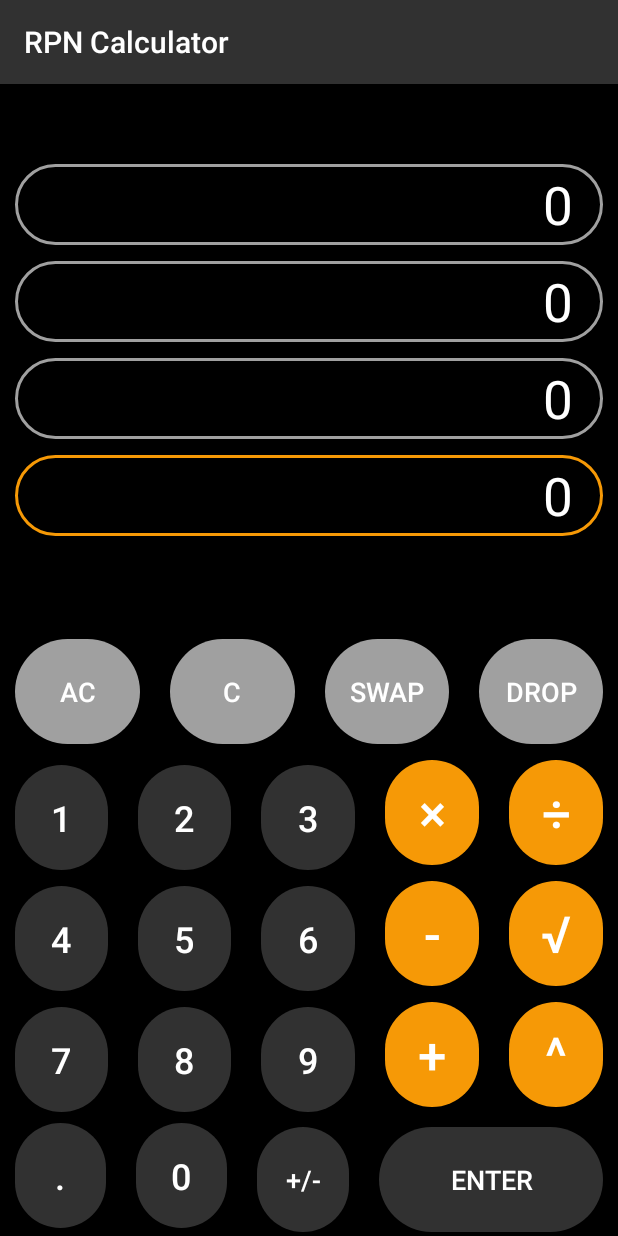
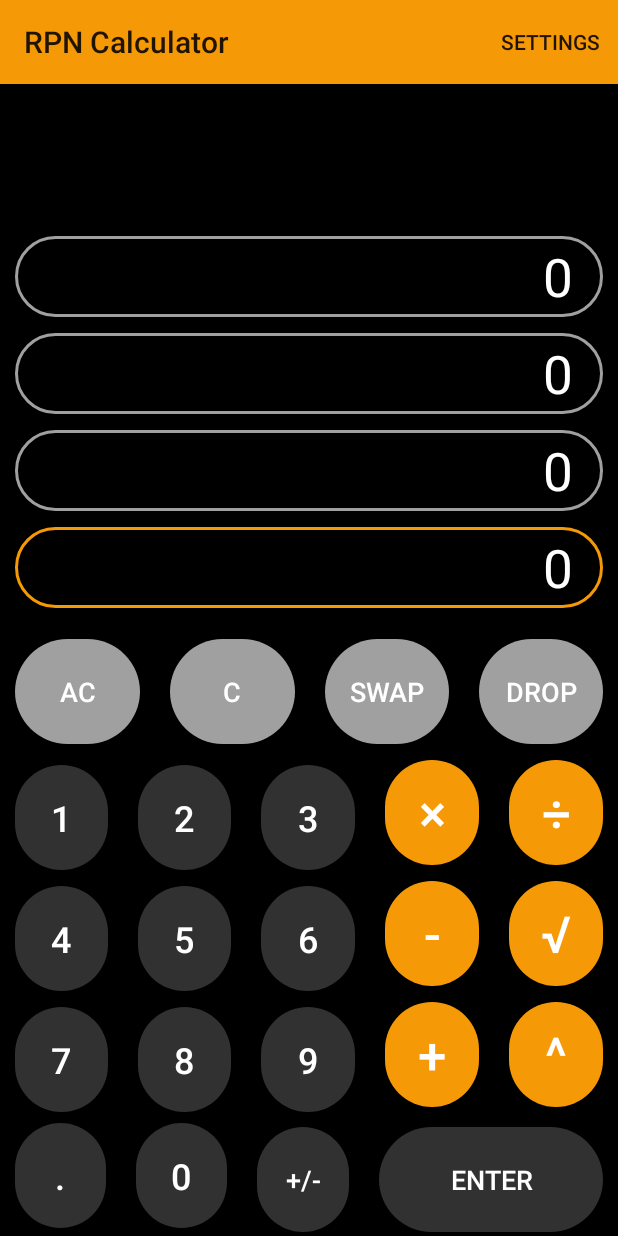
Before and after one commit to wachuuu/RPN-calculator, an Android app: the screen it shows after launch (MainActivity), on a phone screen of 412 x 824 dp. Run offline under Robolectric (Android 15) with nearby library versions, the phone set to English and light mode, and no system bars.

Commit message:
settings activity core

```diff
--- a/app/build.gradle
+++ b/app/build.gradle
@@ -37,6 +37,7 @@ dependencies {
     implementation 'androidx.appcompat:appcompat:1.4.1'
     implementation 'com.google.android.material:material:1.5.0'
     implementation 'androidx.constraintlayout:constraintlayout:2.1.3'
+    implementation 'androidx.preference:preference:1.1.1'
     testImplementation 'junit:junit:4.13.2'
     androidTestImplementation 'androidx.test.ext:junit:1.1.3'
     androidTestImplementation 'androidx.test.espresso:espresso-core:3.4.0'
--- a/app/src/main/java/com/example/rpncalc/MainActivity.kt
+++ b/app/src/main/java/com/example/rpncalc/MainActivity.kt
@@ -1,12 +1,15 @@
 package com.example.rpncalc
 
+import android.content.Intent
 import androidx.appcompat.app.AppCompatActivity
 import android.os.Bundle
+import android.view.Menu
+import android.view.MenuInflater
+import android.view.MenuItem
 import android.view.View
 import android.widget.Button
 import android.widget.TextView
 import java.util.*
-import kotlin.collections.ArrayList
 import kotlin.math.ceil
 import kotlin.math.floor
 import kotlin.math.pow
@@ -25,6 +28,20 @@ class MainActivity : AppCompatActivity() {
     override fun onCreate(savedInstanceState: Bundle?) {
         super.onCreate(savedInstanceState)
         setContentView(R.layout.activity_main)
+        val toolbar: androidx.appcompat.widget.Toolbar = findViewById(R.id.app_toolbar)
+        setSupportActionBar(toolbar)
+    }
+
+    override fun onCreateOptionsMenu(menu: Menu?): Boolean {
+        val inflater: MenuInflater = menuInflater
+        inflater.inflate(R.menu.menu, menu)
+        return super.onCreateOptionsMenu(menu)
+    }
+
+    override fun onOptionsItemSelected(item: MenuItem): Boolean {
+        val settingsIntent = Intent(this, AppSettings::class.java)
+        startActivity(settingsIntent)
+        return super.onOptionsItemSelected(item)
     }
 
     private fun checkIfWhole(number: Double): String {
--- a/app/src/main/res/layout/activity_main.xml
+++ b/app/src/main/res/layout/activity_main.xml
@@ -8,6 +8,10 @@
     tools:context=".MainActivity"
     tools:ignore="UsingOnClickInXml">
 
+    <include
+        android:id="@+id/app_toolbar"
+        layout="@layout/app_toolbar" />
+
     <LinearLayout
         android:id="@+id/linearLayout"
         android:layout_width="match_parent"
@@ -17,8 +21,7 @@
         app:layout_constraintBottom_toTopOf="@+id/tableLayout"
         app:layout_constraintEnd_toEndOf="parent"
         app:layout_constraintHorizontal_bias="0.5"
-        app:layout_constraintStart_toStartOf="parent"
-        app:layout_constraintTop_toTopOf="parent">
+        app:layout_constraintStart_toStartOf="parent">
 
         <TextView
             android:id="@+id/row3"
--- /dev/null
+++ b/app/src/main/res/layout/app_toolbar.xml
@@ -0,0 +1,7 @@
+<?xml version="1.0" encoding="utf-8"?>
+<androidx.appcompat.widget.Toolbar xmlns:android="http://schemas.android.com/apk/res/android"
+    android:layout_width="match_parent"
+    android:layout_height="wrap_content"
+    android:theme="@style/toolbar">
+
+</androidx.appcompat.widget.Toolbar>
--- /dev/null
+++ b/app/src/main/res/menu/menu.xml
@@ -0,0 +1,9 @@
+<?xml version="1.0" encoding="utf-8"?>
+<menu xmlns:android="http://schemas.android.com/apk/res/android"
+    xmlns:app="http://schemas.android.com/apk/res-auto">
+    <item
+        android:id="@+id/action_settings"
+        android:title="@string/menu_settings_title"
+        app:showAsAction="always">
+    </item>
+</menu>
--- a/app/src/main/res/values/strings.xml
+++ b/app/src/main/res/values/strings.xml
@@ -28,4 +28,7 @@
     <string name="sqrt">√</string>
     <string name="pow">^</string>
 
+    <string name="menu_settings_title">Settings</string>
+    <string name="title_activity_app_settings">Settings</string>
+
 </resources>
--- a/app/src/main/res/values/styles.xml
+++ b/app/src/main/res/values/styles.xml
@@ -1,6 +1,6 @@
 <?xml version="1.0" encoding="utf-8"?>
 <resources>
-    <style name="AppTheme" parent="Theme.AppCompat.Light.DarkActionBar">
+    <style name="AppTheme" parent="Theme.AppCompat.Light.NoActionBar">
         <item name="colorPrimary">@color/primary</item>
         <item name="colorPrimaryDark">@color/black</item>
         <item name="colorAccent">@color/accent</item>
@@ -9,4 +9,8 @@
     <style name="generalnotitle" parent="AppTheme">
         <item name="android:windowNoTitle">true</item>
     </style>
+
+    <style name="toolbar" parent="Theme.AppCompat.DayNight.NoActionBar">
+        <item name="android:background">@color/accent</item>
+    </style>
 </resources>
--- a/app/src/main/res/values/themes.xml
+++ b/app/src/main/res/values/themes.xml
@@ -1,13 +1,13 @@
 <resources xmlns:tools="http://schemas.android.com/tools">
     <!-- Base application theme. -->
-    <style name="Theme.RPNCalc" parent="Theme.MaterialComponents.DayNight.DarkActionBar">
+    <style name="Theme.RPNCalc" parent="Theme.AppCompat.Light.NoActionBar">
         <!-- Primary brand color. -->
-        <item name="colorPrimary">@color/purple_500</item>
-        <item name="colorPrimaryVariant">@color/purple_700</item>
+        <item name="colorPrimary">@color/accent</item>
+        <item name="colorPrimaryVariant">@color/black</item>
         <item name="colorOnPrimary">@color/white</item>
         <!-- Secondary brand color. -->
-        <item name="colorSecondary">@color/teal_200</item>
-        <item name="colorSecondaryVariant">@color/teal_700</item>
+        <item name="colorSecondary">@color/accent</item>
+        <item name="colorSecondaryVariant">@color/accent</item>
         <item name="colorOnSecondary">@color/black</item>
         <!-- Status bar color. -->
         <item name="android:statusBarColor" tools:targetApi="l">?attr/colorPrimaryVariant</item>
```
Also changed, not shown: app/src/main/AndroidManifest.xml (+7 -2 lines), app/src/main/java/com/example/rpncalc/AppSettings.kt (added, +29 -0 lines), app/src/main/res/layout/settings_activity.xml (added, +17 -0 lines), app/src/main/res/values/arrays.xml (added, +31 -0 lines), app/src/main/res/xml/root_preferences.xml (added, +20 -0 lines).
